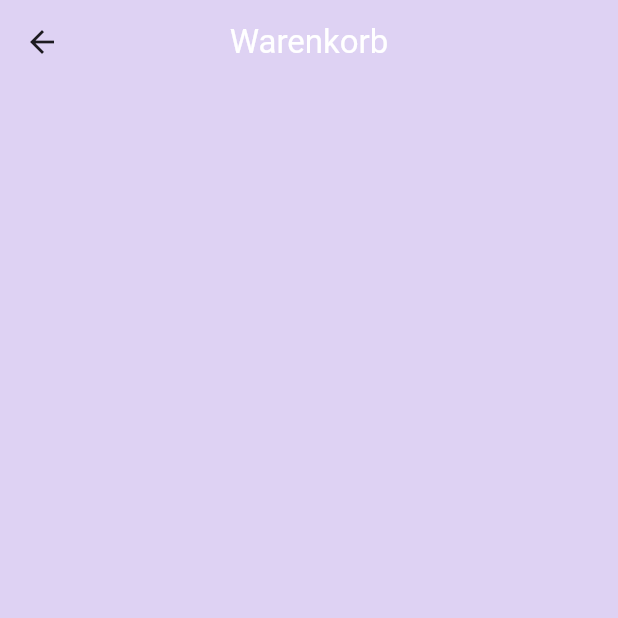
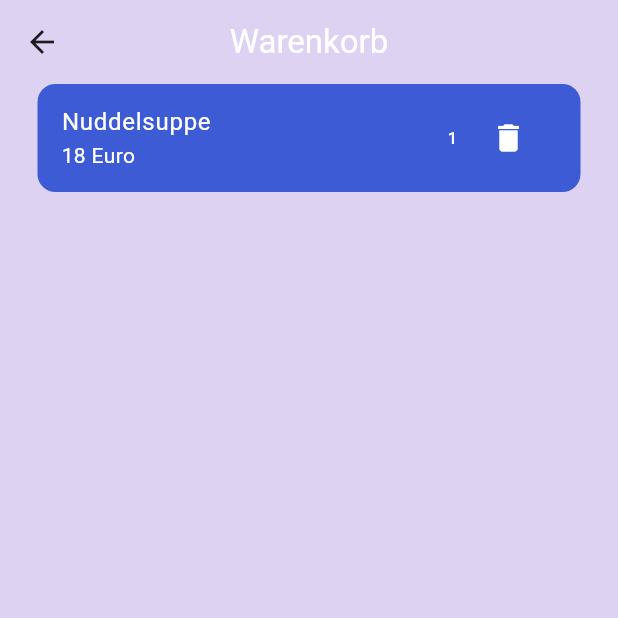
Before and after one commit to luiminyan/First_flutter_app, a Flutter app: the NoodlePage screen opened by its route, after a tap on the "add" icon, after a tap on "Zum Einkaufswagen", on a phone screen of 412 x 824 dp, the top half of it. Run offline on Flutter 3.47's test engine with Material 3 defaults, Android fonts, the phone set to English and light mode, and no system bars.

Commit message:
activated cart icon button

```diff
--- a/japan_reise/lib/models/cart_model.dart
+++ b/japan_reise/lib/models/cart_model.dart
@@ -29,6 +29,12 @@ class CartModel extends ChangeNotifier{
     notifyListeners();
   }
 
+  // remove from shopping cart
+  void clearNoodleSoup() {
+    noodlesoup = 0;
+    notifyListeners();
+  }
+
   void addFestival() {
     festival++;
     // inform all listeners
@@ -40,6 +46,12 @@ class CartModel extends ChangeNotifier{
       festival--;
     }
     // inform all listeners
+    notifyListeners();
+  }
+
+  // remove from shopping cart
+  void clearFesitvalSoup() {
+    festival = 0;
     notifyListeners();
   }
 
@@ -69,4 +81,7 @@ class CartModel extends ChangeNotifier{
     notifyListeners();
   }
 
+  // get
+  int get totalItems => noodlesoup + festival;
+
 }
--- a/japan_reise/lib/pages/cart.dart
+++ b/japan_reise/lib/pages/cart.dart
@@ -21,8 +21,95 @@ import 'package:provider/provider.dart';
                  ),
                  centerTitle: true
                ),
+               body: Padding(
+                 padding: const EdgeInsets.symmetric(horizontal: 25.0),
+                 child: Column(
+                   children: [
+                     // make ListView expanded
+                     Expanded(
+                       child: ListView(
+                         children: [
+                           if (cartModel.noodlesoup > 0)
+                             Container(
+                             decoration: BoxDecoration(
+                               color: Color.fromARGB(255, 61, 91, 212),
+                               borderRadius: BorderRadius.circular(12)
+                             ),
+                             // ListTile for "Nuddelsuppe"
+                             child: ListTile(
+                               title: Text(
+                                 "Nuddelsuppe",
+                                 style: TextStyle(color: Colors.white),
+                               ),
+                               subtitle: Text(
+                                 "18 Euro",
+                                 style: TextStyle(color: Colors.white),
+                               ),
+                               trailing: Row(
+                                 mainAxisSize: MainAxisSize.min,
+                                 children: [
+                                   Text(
+                                     cartModel.noodlesoup.toString(),
+                                     style: TextStyle(color: Colors.white),
+                                   ),
+                                   SizedBox(width: 10),
+                                   // TODO: make delete button active
+                                   IconButton(
+                                       onPressed: cartModel.clearNoodleSoup,
+                                       icon: Icon(
+                                         Icons.delete,
+                                         color: Colors.white
+                                       )
+                                   )
+                                 ],
+                               ),
+                             ),
+                           ),
+                           SizedBox(height: 10),
+                           if (cartModel.festival > 0)
+                             Container(
+                             decoration: BoxDecoration(
+                                 color: Color.fromARGB(255, 61, 91, 212),
+                                 borderRadius: BorderRadius.circular(12)
+                             ),
+                             // ListTile for "Nuddelsuppe"
+                             child: ListTile(
+                               title: Text(
+                                 "Mitama Matsuri Festival",
+                                 style: TextStyle(color: Colors.white),
+                               ),
+                               subtitle: Text(
+                                 "18 Euro",
+                                 style: TextStyle(color: Colors.white),
+                               ),
+                               trailing: Row(
+                                 mainAxisSize: MainAxisSize.min,
+                                 children: [
+                                   Text(
+                                     cartModel.festival.toString(),
+                                     style: TextStyle(color: Colors.white),
+                                   ),
+                                   SizedBox(width: 10),
+                                   // TODO: make delete button active
+                                   IconButton(
+                                       onPressed: cartModel.clearFesitvalSoup,
+                                       icon: Icon(
+                                           Icons.delete,
+                                           color: Colors.white
+                                       )
+                                   )
+                                 ],
+                               ),
+                             ),
+                           ),
+
+                         ],
+                       ),
+                     )
+                   ],
+                 ),
+               ),
              )
      );
-     ;
    }
  }
--- a/japan_reise/lib/pages/event_pages/fuji_tour.dart
+++ b/japan_reise/lib/pages/event_pages/fuji_tour.dart
@@ -8,7 +8,6 @@ class FujiTourPage extends StatelessWidget {
 
   @override
   Widget build(BuildContext context) {
-    int booking_count = 0;
     return Consumer<CartModel>(
         builder: (context, cartModel, child) => Scaffold(
           backgroundColor: Color.fromARGB(255, 222, 210, 243),
```
